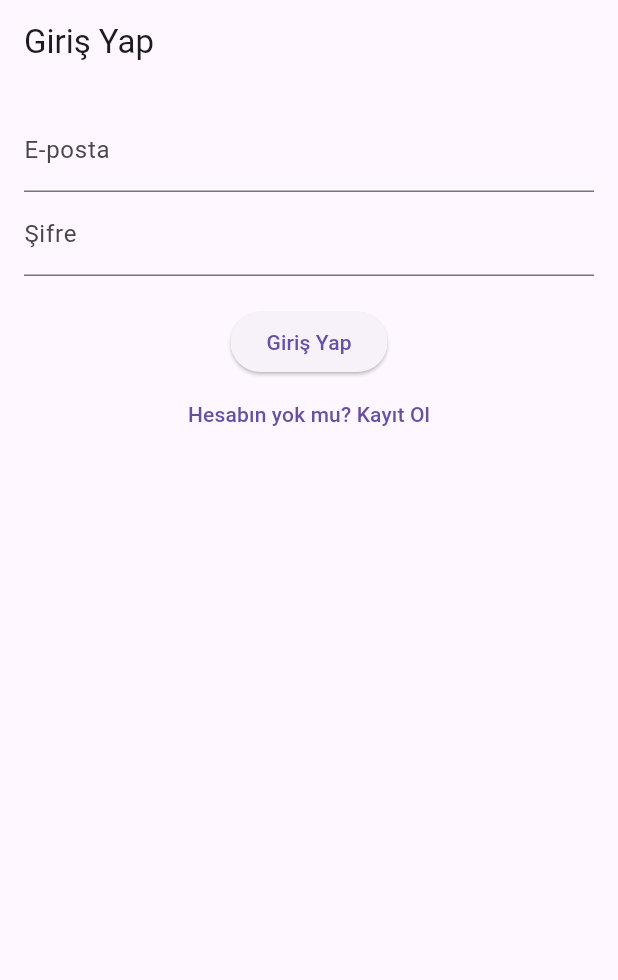
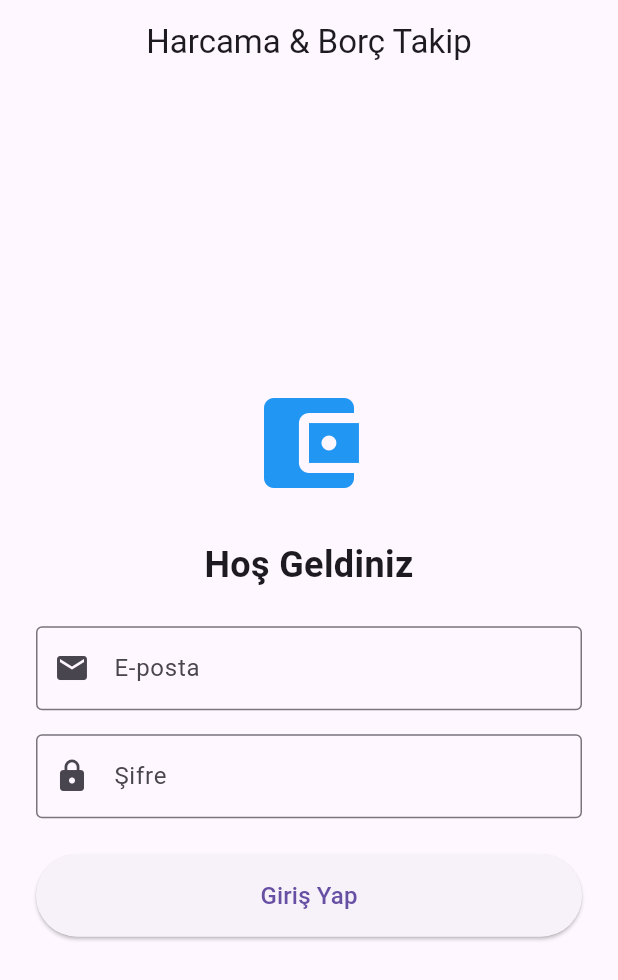
Before and after one commit to AhmetMeric71/243301084_AhmetMericSavas_Flutter_Proje, a Flutter app: the screen it shows after launch, on a phone screen of 412 x 824 dp. Shown: the top 980 px of the screen. Run offline on Flutter 3.47's test engine with Material 3 defaults, Android fonts, the phone set to English and light mode, and no system bars; our stand-ins replace supabase_flutter; accounts and stored records are empty.

Commit message:
Giriş ekranı ve tasarımı eklendi

```diff
--- a/lib/login_page.dart
+++ b/lib/login_page.dart
@@ -1,5 +1,6 @@
 import 'package:flutter/material.dart';
 import 'package:supabase_flutter/supabase_flutter.dart';
+import 'home_page.dart';
 
 class LoginPage extends StatefulWidget {
   const LoginPage({super.key});
@@ -9,38 +10,116 @@ class LoginPage extends StatefulWidget {
 }
 
 class _LoginPageState extends State<LoginPage> {
+  // Kullanıcının yazdığı e-posta ve şifreyi yakalamak için kontrolcüler
   final _emailController = TextEditingController();
   final _passwordController = TextEditingController();
+  bool _isLoading = false; // Giriş yap butonuna basıldığında yükleniyor efekti için
 
-  // Giriş İşlemi
+  // Supabase ile Giriş Yapma Fonksiyonu
   Future<void> _signIn() async {
+    if (_emailController.text.isEmpty || _passwordController.text.isEmpty) {
+      ScaffoldMessenger.of(context).showSnackBar(
+        const SnackBar(content: Text("Lütfen tüm alanları doldurun!")),
+      );
+      return;
+    }
+
+    setState(() {
+      _isLoading = true;
+    });
+
     try {
+      // Supabase Auth servisine e-posta ve şifreyi gönderiyoruz
       await Supabase.instance.client.auth.signInWithPassword(
-        email: _emailController.text,
-        password: _passwordController.text,
+        email: _emailController.text.trim(),
+        password: _passwordController.text.trim(),
       );
+
       if (mounted) {
-        Navigator.pushReplacement(context, MaterialPageRoute(builder: (_) => const HomePage()));
+        // Giriş başarılıysa Ana Sayfa'ya yönlendir ve geri dönülmesini engelle
+        Navigator.pushReplacement(
+          context,
+          MaterialPageRoute(builder: (_) => const HomePage()),
+        );
       }
     } catch (e) {
-      ScaffoldMessenger.of(context).showSnackBar(SnackBar(content: Text("Hata: $e")));
+      if (mounted) {
+        ScaffoldMessenger.of(context).showSnackBar(
+          SnackBar(content: Text("Giriş Hatası: ${e.toString()}")),
+        );
+      }
+    } finally {
+      if (mounted) {
+        setState(() {
+          _isLoading = false;
+        });
+      }
     }
+  }
+
+  @override
+  void dispose() {
+    // Bellek sızıntısını önlemek için kontrolcüleri kapatıyoruz
+    _emailController.dispose();
+    _passwordController.dispose();
+    super.dispose();
   }
 
   @override
   Widget build(BuildContext context) {
     return Scaffold(
-      appBar: AppBar(title: const Text("Giriş Yap")),
+      appBar: AppBar(
+        title: const Text("Harcama & Borç Takip"),
+        centerTitle: true,
+      ),
       body: Padding(
-        padding: const EdgeInsets.all(16.0),
-        child: Column(
-          children: [
-            TextField(controller: _emailController, decoration: const InputDecoration(labelText: "E-posta")),
-            TextField(controller: _passwordController, decoration: const InputDecoration(labelText: "Şifre"), obscureText: true),
-            const SizedBox(height: 20),
-            ElevatedButton(onPressed: _signIn, child: const Text("Giriş Yap")),
-            TextButton(onPressed: () { /* Kayıt sayfasına yönlendir */ }, child: const Text("Hesabın yok mu? Kayıt Ol")),
-          ],
+        padding: const EdgeInsets.all(24.0),
+        child: Center(
+          child: SingleChildScrollView(
+            child: Column(
+              mainAxisAlignment: MainAxisAlignment.center,
+              crossAxisAlignment: CrossAxisAlignment.stretch,
+              children: [
+                const Icon(Icons.account_balance_wallet, size: 80, color: Colors.blue),
+                const SizedBox(height: 24),
+                const Text(
+                  "Hoş Geldiniz",
+                  textAlign: TextAlign.center,
+                  style: TextStyle(fontSize: 24, fontWeight: FontWeight.bold),
+                ),
+                const SizedBox(height: 24),
+                TextField(
+                  controller: _emailController,
+                  keyboardType: TextInputType.emailAddress,
+                  decoration: const InputDecoration(
+                    labelText: "E-posta",
+                    border: OutlineInputBorder(),
+                    prefixIcon: Icon(Icons.email),
+                  ),
+                ),
+                const SizedBox(height: 16),
+                TextField(
+                  controller: _passwordController,
+                  obscureText: true, // Şifreyi gizli gösterir
+                  decoration: const InputDecoration(
+                    labelText: "Şifre",
+                    border: OutlineInputBorder(),
+                    prefixIcon: Icon(Icons.lock),
+                  ),
+                ),
+                const SizedBox(height: 24),
+                ElevatedButton(
+                  onPressed: _isLoading ? null : _signIn,
+                  style: ElevatedButton.styleFrom(
+                    padding: const EdgeInsets.symmetric(vertical: 16),
+                  ),
+                  child: _isLoading
+                      ? const CircularProgressIndicator()
+                      : const Text("Giriş Yap", style: TextStyle(fontSize: 16)),
+                ),
+              ],
+            ),
+          ),
         ),
       ),
     );
```
